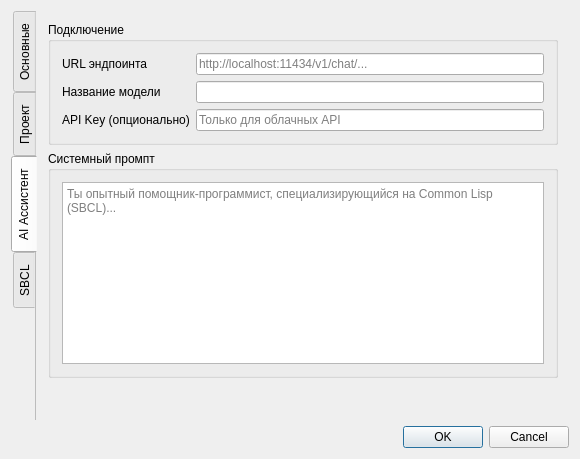
Old version of the form src/ui/dialogs/settings_dialog.ui in the repository SerZok/LIDE.
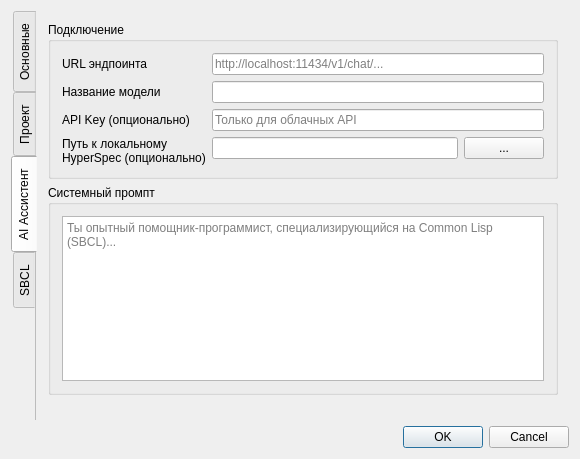
New version of the form. The open tabs and pages were chosen to show the change.

What changed in the file:
```diff
--- a/src/ui/dialogs/settings_dialog.ui
+++ b/src/ui/dialogs/settings_dialog.ui
@@ -518,6 +518,34 @@
             </property>
            </widget>
           </item>
+          <item row="3" column="0">
+           <widget class="QLabel" name="ai_hyper_spec_label">
+            <property name="text">
+             <string>Путь к локальному
+HyperSpec (опционально)</string>
+            </property>
+           </widget>
+          </item>
+          <item row="3" column="1">
+           <layout class="QHBoxLayout" name="horizontalLayout">
+            <item>
+             <widget class="QLineEdit" name="ai_hyper_spec_lineEdit"/>
+            </item>
+            <item>
+             <widget class="QPushButton" name="ai_hyper_spec_browse_button">
+              <property name="sizePolicy">
+               <sizepolicy hsizetype="Fixed" vsizetype="Fixed">
+                <horstretch>0</horstretch>
+                <verstretch>0</verstretch>
+               </sizepolicy>
+              </property>
+              <property name="text">
+               <string>...</string>
+              </property>
+             </widget>
+            </item>
+           </layout>
+          </item>
          </layout>
         </widget>
        </item>
```
Left out of the diff: 2 changed lines with no effect on the pictures.
